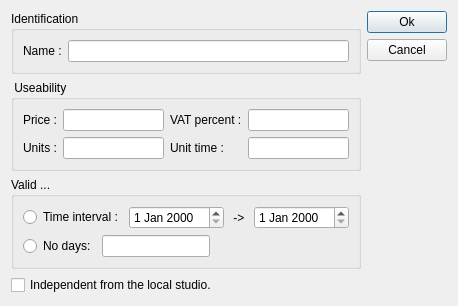
First picture: the form in client/dlgpatientcardtypeedit.ui, repository tbikfalvi/Belenus, before the edit.
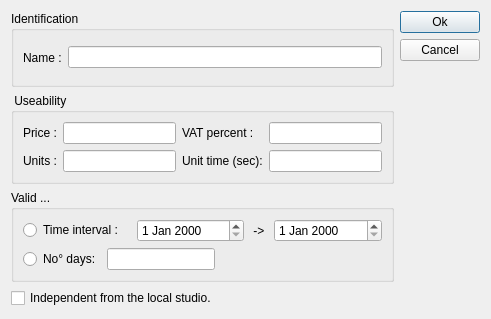
Second picture: the form after the edit.

```diff
--- a/client/dlgpatientcardtypeedit.ui
+++ b/client/dlgpatientcardtypeedit.ui
@@ -6,8 +6,8 @@
    <rect>
     <x>0</x>
     <y>0</y>
-    <width>426</width>
-    <height>279</height>
+    <width>491</width>
+    <height>319</height>
    </rect>
   </property>
   <property name="windowTitle">
@@ -77,7 +77,7 @@
         <item row="1" column="2">
          <widget class="QLabel" name="lblUnitTime">
           <property name="text">
-           <string>Unit time :</string>
+           <string>Unit time (sec):</string>
           </property>
          </widget>
         </item>
@@ -128,7 +128,7 @@
           <item>
            <widget class="QRadioButton" name="rbDays">
             <property name="text">
-             <string>No days:</string>
+             <string>No° days:</string>
             </property>
            </widget>
           </item>
```
